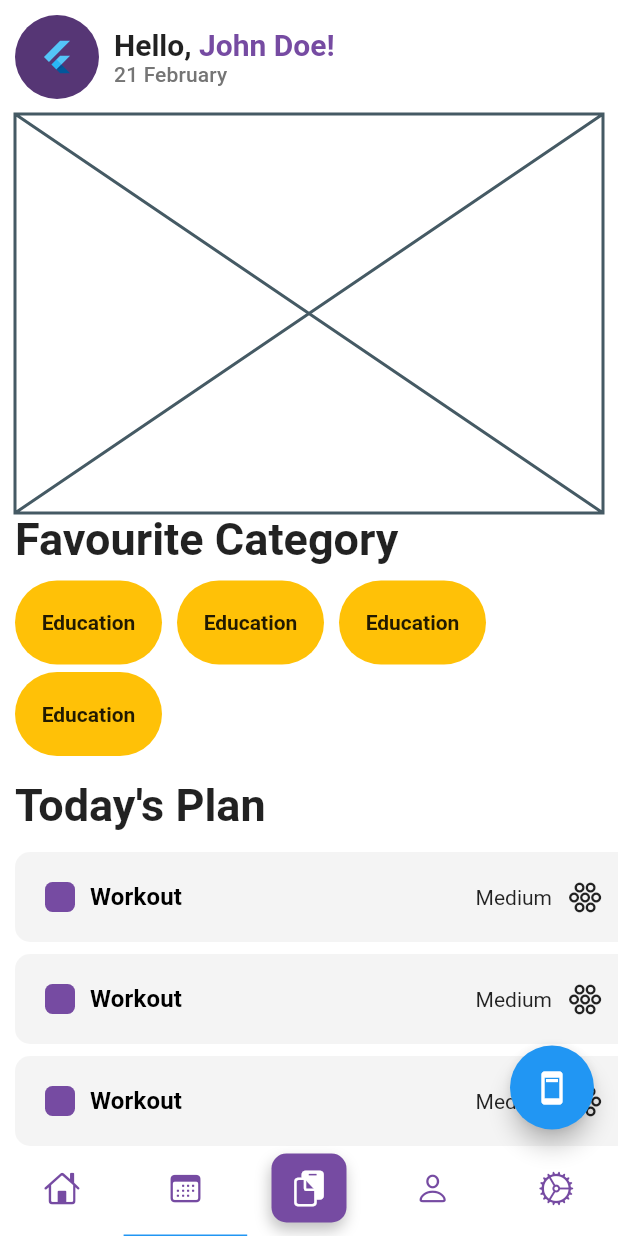
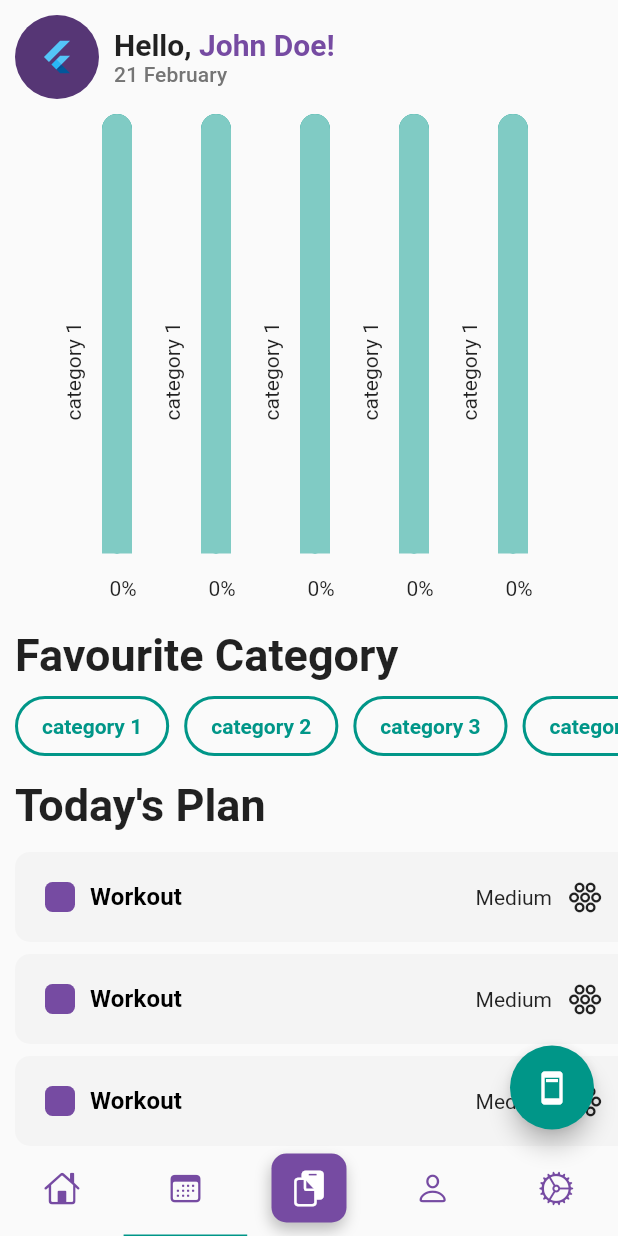
Before and after one commit to Teedari/notez_app, a Flutter app: the screen it shows after launch, item 2 of the bottom bar chosen, on a phone screen of 412 x 824 dp. Run offline on Flutter 3.47's test engine with Material 2 defaults, Android fonts, the phone set to English and light mode, and no system bars; Roboto replaces fonts that are missing (OpenSans, Ubuntu).

Commit message:
almost done with ui

```diff
--- a/lib/Notez/Tabs/home_todo.dart
+++ b/lib/Notez/Tabs/home_todo.dart
@@ -1,3 +1,4 @@
+import 'package:create_notez/Notez/notez_analysis.dart';
 import 'package:flutter/material.dart';
 import '../favourite_task.dart';
 import '../global_widget.dart';
@@ -12,12 +13,7 @@ class HomeTodo extends StatelessWidget {
         crossAxisAlignment: CrossAxisAlignment.start,
         children: [
           myAppBar(context),
-          Expanded(
-            child: Padding(
-              padding: const EdgeInsets.only(right: 10),
-              child: Placeholder(),
-            ),
-          ),
+          NotezAnalyzer(),
           OnGoingTask(),
           TodaysPlan(),
         ],
--- /dev/null
+++ b/lib/Notez/Tabs/notez_view.dart
@@ -0,0 +1,31 @@
+import 'package:create_notez/Notez/widgets/category_buttons.dart';
+import 'package:flutter/foundation.dart';
+import 'package:flutter/material.dart';
+
+class NotezView extends StatelessWidget {
+  @override
+  Widget build(BuildContext context) {
+    return Container(
+      padding: EdgeInsets.only(top: 20, left: 20),
+      child: Column(
+        children: [
+          Container(
+            width: double.infinity,
+            height: 40,
+            child: ListView.builder(
+              scrollDirection: Axis.horizontal,
+              itemCount: 5,
+              itemBuilder: (context, index) {
+                return Container(
+                  child: CatergoryButtons(
+                    index: index + 1,
+                  ),
+                );
+              },
+            ),
+          )
+        ],
+      ),
+    );
+  }
+}
--- a/lib/Notez/favourite_task.dart
+++ b/lib/Notez/favourite_task.dart
@@ -1,94 +1,28 @@
+import '../Notez/widgets/category_buttons.dart';
 import 'package:flutter/material.dart';
 
 import 'global_widget.dart';
-import 'ongoing_card.dart';
 
 class OnGoingTask extends StatelessWidget {
   @override
   Widget build(BuildContext context) {
-    final width = (MediaQuery.of(context).size.width - 20) * (1 / 4);
     return Container(
       child: Column(
         crossAxisAlignment: CrossAxisAlignment.start,
-        // mainAxisAlignment: MainAxisAlignment.start,
         children: [
           Label1(label: 'Favourite Category'),
           SizedBox(height: 10),
-          Wrap(
-            spacing: 10,
-            runSpacing: 5,
-            children: [
-              Container(
-                width: width,
-                decoration: BoxDecoration(
-                    color: Colors.amber,
-                    borderRadius: BorderRadius.circular(30)),
-                padding: EdgeInsets.symmetric(
-                  vertical: 20,
-                ),
-                child: Center(
-                  child: Text(
-                    'Education',
-                    style: TextStyle(
-                      fontWeight: FontWeight.bold,
-                    ),
-                  ),
-                ),
+          Container(
+            width: double.infinity,
+            height: 40,
+            child: ListView(
+              scrollDirection: Axis.horizontal,
+              children: List.generate(
+                5,
+                (index) => CatergoryButtons(index: index + 1),
               ),
-              Container(
-                width: width,
-                decoration: BoxDecoration(
-                    color: Colors.amber,
-                    borderRadius: BorderRadius.circular(30)),
-                padding: EdgeInsets.symmetric(
-                  vertical: 20,
-                ),
-                child: Center(
-                  child: Text(
-                    'Education',
-                    style: TextStyle(
-                      fontWeight: FontWeight.bold,
-                    ),
-                  ),
-                ),
-              ),
-              Container(
-                width: width,
-                decoration: BoxDecoration(
-                    color: Colors.amber,
-                    borderRadius: BorderRadius.circular(30)),
-                padding: EdgeInsets.symmetric(
-                  vertical: 20,
-                ),
-                child: Center(
-                  child: Text(
-                    'Education',
-                    style: TextStyle(
-                      fontWeight: FontWeight.bold,
-                    ),
-                  ),
-                ),
-              ),
-              Container(
-                width: width,
-                decoration: BoxDecoration(
-                    color: Colors.amber,
-                    borderRadius: BorderRadius.circular(30)),
-                padding: EdgeInsets.symmetric(
-                  vertical: 20,
-                ),
-                child: Center(
-                  child: Text(
-                    'Education',
-                    style: TextStyle(
-                      fontWeight: FontWeight.bold,
-                    ),
-                  ),
-                ),
-              ),
-            ],
+            ),
           )
-          // OngoingCardUI()
         ],
       ),
     );
--- /dev/null
+++ b/lib/Notez/notez_analysis.dart
@@ -0,0 +1,103 @@
+import 'package:flutter/material.dart';
+
+class NotezAnalyzer extends StatefulWidget {
+  @override
+  _NotezAnalyzerState createState() => _NotezAnalyzerState();
+}
+
+class _NotezAnalyzerState extends State<NotezAnalyzer> {
+  var landScape = true;
+  @override
+  Widget build(BuildContext context) {
+    return Expanded(child: LayoutBuilder(builder: (context, constraints) {
+      return Container(
+        child: Padding(
+          padding: const EdgeInsets.only(right: 10),
+          child: Row(
+            crossAxisAlignment: CrossAxisAlignment.center,
+            mainAxisAlignment: MainAxisAlignment.center,
+            children: [
+              NewWidget(constraints: constraints),
+              NewWidget(constraints: constraints),
+              NewWidget(constraints: constraints),
+              NewWidget(constraints: constraints),
+              NewWidget(constraints: constraints),
+            ],
+          ),
+        ),
+      );
+    }));
+  }
+}
+
+class NewWidget extends StatelessWidget {
+  final BoxConstraints constraints;
+  const NewWidget({
+    Key key,
+    this.constraints,
+  }) : super(key: key);
+
+  @override
+  Widget build(BuildContext context) {
+    // print(constraints.maxHeight);
+    final barHeight = constraints.maxHeight - 50;
+    return Container(
+      height: constraints.maxHeight,
+      child: Row(
+        children: [
+          RotatedBox(quarterTurns: -1, child: Text('category 1')),
+          Container(
+            width: 50,
+            child: Stack(
+              children: [
+                Positioned(
+                  bottom: 2,
+                  left: 0,
+                  right: 0,
+                  child: Container(
+                    width: 50,
+                    height: 50,
+                    decoration: BoxDecoration(
+                      // color: Colors.teal[200],
+                      shape: BoxShape.circle,
+                    ),
+                    child: Center(child: Text('0%')),
+                  ),
+                ),
+                Positioned(
+                  top: 0,
+                  right: 19,
+                  child: Container(
+                    width: 20,
+                    height: barHeight,
+                    child: Stack(
+                      children: [
+                        Container(
+                          // color: Colors.teal,
+                          decoration: BoxDecoration(
+                              color: Colors.teal,
+                              borderRadius: BorderRadius.circular(10)),
+                        ),
+                        FractionallySizedBox(
+                          heightFactor: 1,
+                          child: Container(
+                            decoration: BoxDecoration(
+                                color: Colors.teal[200],
+                                borderRadius: BorderRadius.only(
+                                  topLeft: Radius.circular(10),
+                                  topRight: Radius.circular(10),
+                                )),
+                          ),
+                        )
+                      ],
+                    ),
+                  ),
+                ),
+              ],
+            ),
+          ),
+        ],
+      ),
+    );
+  }
+}
--- a/lib/Notez/splash_screen.dart
+++ b/lib/Notez/splash_screen.dart
@@ -10,8 +10,9 @@ class NotezApp extends StatelessWidget {
         primaryColor: Color(0xFF764ba2),
         primaryColorLight: Color(0xFFC489FF),
         primaryColorDark: Color(0xFF563675),
+        accentColor: Colors.teal,
         fontFamily: 'Ubuntu',
-        scaffoldBackgroundColor: Colors.white,
+        // scaffoldBackgroundColor: Colors.white,
       ),
       // darkTheme: ThemeData.dark(),
       // themeMode: ThemeMode.dark,
--- a/lib/Notez/todo_base.dart
+++ b/lib/Notez/todo_base.dart
@@ -1,3 +1,4 @@
+import 'package:create_notez/Notez/Tabs/notez_view.dart';
 import 'package:flutter/cupertino.dart';
 import 'package:flutter/material.dart';
 
@@ -81,12 +82,10 @@ class _BaseWidgetState extends State<BaseWidget> {
         body: SafeArea(
           child: TabBarView(
             children: [
+              NotezView(),
+              HomeTodo(),
               TodoSettings(),
-              HomeTodo(),
               TodoList(),
-              Center(
-                child: Text('Tab 2'),
-              ),
               Center(
                 child: Text('Tab 4'),
               ),
--- /dev/null
+++ b/lib/Notez/widgets/category_buttons.dart
@@ -0,0 +1,35 @@
+import 'package:flutter/material.dart';
+
+class CatergoryButtons extends StatelessWidget {
+  final int index;
+  const CatergoryButtons({
+    Key key,
+    this.index,
+  }) : super(key: key);
+
+  @override
+  Widget build(BuildContext context) {
+    return Container(
+      // width: 80,
+      decoration: BoxDecoration(
+          border: Border.all(color: Colors.teal, width: 2),
+          // color: Colors.teal,
+          borderRadius: BorderRadius.circular(30)),
+      // padding: EdgeInsets.symmetric(vertical: 10, horizontal: 10),
+      margin: EdgeInsets.only(right: 10),
+      // margin: EdgeInsets.symmetric(horizontal: 5),
+      child: FlatButton(
+        onPressed: () {},
+        // child: FittedBox(
+        child: Text(
+          'category $index',
+          style: TextStyle(
+            color: Colors.teal[500],
+            fontWeight: FontWeight.bold,
+          ),
+        ),
+      ),
+      // ),
+    );
+  }
+}
```
